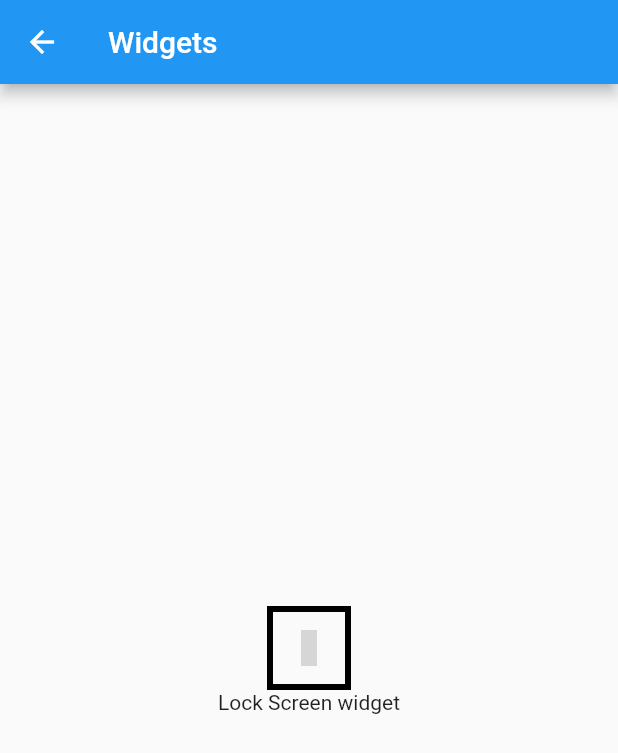
After one commit to cimplesid/launcherx, a Flutter app: the AvaliableWidgets screen opened directly, on a phone screen of 412 x 824 dp. The commit adds this screen. Shown: the top 753 px of the screen. Run offline on Flutter 3.47's test engine with Material 2 defaults, Android fonts, the phone set to English and light mode, and no system bars; our stand-ins replace get, get_storage, material_design_icons_flutter, permission_handler; missing offline and left inert: launcher_assist; accounts and stored records are empty; grey boxes are pictures that could not be loaded.

Commit message:
:zap: lock widget added

```diff
--- /dev/null
+++ b/lib/screens/avaliable_widgets.dart
@@ -0,0 +1,31 @@
+import 'package:flutter/material.dart';
+import 'package:launcherx/utils/macros.dart';
+import 'package:material_design_icons_flutter/material_design_icons_flutter.dart';
+
+class AvaliableWidgets extends StatelessWidget {
+  @override
+  Widget build(BuildContext context) {
+    return Scaffold(
+      appBar: AppBar(
+        title: Text('Widgets'),
+      ),
+      body: Column(
+        mainAxisAlignment: MainAxisAlignment.center,
+        children: [
+          //TODO:make better UI and general widget
+          Center(
+            child: Container(
+              decoration: BoxDecoration(
+                  border: Border.all(width: 4, color: Colors.black)),
+              child: IconButton(
+                icon: Icon(MdiIcons.powerSettings),
+                onPressed: () async => lockScreen(),
+              ),
+            ),
+          ),
+          Text('Lock Screen widget')
+        ],
+      ),
+    );
+  }
+}
```
Also changed, not shown: lib/Utils/macros.dart (+7 -1 lines), lib/screens/home.dart (+3 -4 lines).
